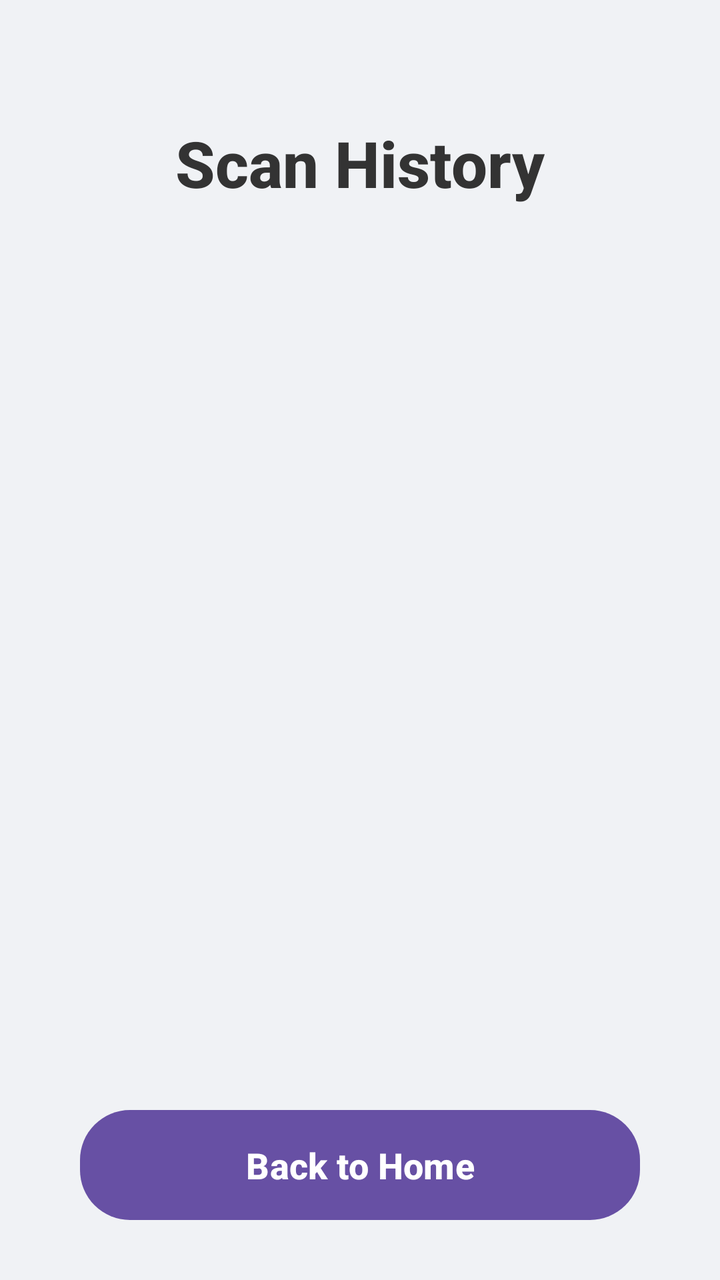
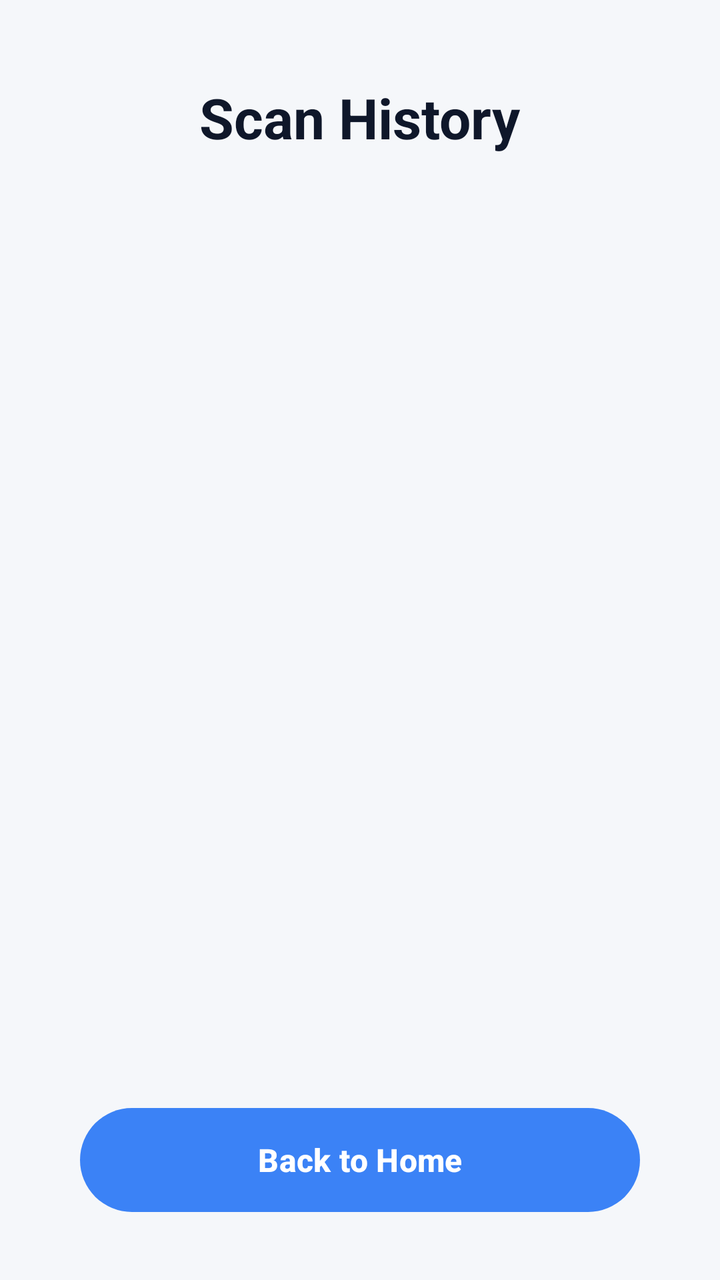

Screens rendered from an Android XML layout before and after an edit, with the pre-edit source and the edit as a unified diff.
<!-- AndroidManifest.xml: application theme Theme.NutriScan -->
<!-- res/layout/activity_history.xml -->
<?xml version="1.0" encoding="utf-8"?>
<RelativeLayout xmlns:android="http://schemas.android.com/apk/res/android"
    xmlns:app="http://schemas.android.com/apk/res-auto"
    xmlns:tools="http://schemas.android.com/tools"
    android:layout_width="match_parent"
    android:layout_height="match_parent"
    android:background="#F0F2F5"
    tools:context=".HistoryActivity">

    
    <TextView
        android:id="@+id/textViewHistoryTitle"
        android:layout_width="wrap_content"
        android:layout_height="wrap_content"
        android:layout_centerHorizontal="true"
        android:layout_marginTop="60dp"
        android:text="Scan History"
        android:textColor="#333333"
        android:textSize="32sp"
        android:textStyle="bold"
        android:fontFamily="sans-serif-medium"
        />

    
    <ListView
        android:id="@+id/listViewHistory"
        android:layout_width="match_parent"
        android:layout_height="match_parent"
        android:layout_below="@+id/textViewHistoryTitle"
        android:layout_above="@+id/buttonBackFromHistory"
        android:layout_marginStart="20dp"
        android:layout_marginEnd="20dp"
        android:layout_marginTop="30dp"
        android:divider="#E0E0E0"
        android:dividerHeight="1dp"
        android:paddingBottom="10dp"
        android:clipToPadding="false"
        />

    
    <Button
        android:id="@+id/buttonBackFromHistory"
        android:layout_width="match_parent"
        android:layout_height="55dp"
        android:layout_alignParentBottom="true"
        android:layout_marginStart="40dp"
        android:layout_marginEnd="40dp"
        android:layout_marginBottom="30dp"
        android:background="@drawable/rounded_button_background"
        android:text="Back to Home"
        android:textColor="#FFFFFF"
        android:textSize="18sp"
        android:textStyle="bold"
        android:foreground="?attr/selectableItemBackground"
        />

</RelativeLayout>
<!-- resources referenced by this layout -->
<resources>
  <!-- drawable rounded_button_background (drawable) -->
  <?xml version="1.0" encoding="utf-8"?>
  <shape xmlns:android="http://schemas.android.com/apk/res/android"
      android:shape="rectangle">
      <gradient
          android:startColor="#007BFF"
          android:endColor="#0056b3"
          android:angle="90" />
      <corners android:radius="25dp" />
  </shape>
  <style name="Theme.NutriScan" parent="Base.Theme.NutriScan" />
  <style name="Base.Theme.NutriScan" parent="Theme.Material3.DayNight.NoActionBar">
          
          
      </style>
</resources>

<!-- the commit's change to res/layout/activity_history.xml (unified diff, before → after) -->
@@ -1,57 +1,45 @@
 <?xml version="1.0" encoding="utf-8"?>
 <RelativeLayout xmlns:android="http://schemas.android.com/apk/res/android"
     xmlns:app="http://schemas.android.com/apk/res-auto"
-    xmlns:tools="http://schemas.android.com/tools"
     android:layout_width="match_parent"
     android:layout_height="match_parent"
-    android:background="#F0F2F5"
-    tools:context=".HistoryActivity">
+    android:background="#F5F7FA">
 
-    
     <TextView
         android:id="@+id/textViewHistoryTitle"
         android:layout_width="wrap_content"
         android:layout_height="wrap_content"
         android:layout_centerHorizontal="true"
-        android:layout_marginTop="60dp"
+        android:layout_marginTop="40dp"
         android:text="Scan History"
-        android:textColor="#333333"
-        android:textSize="32sp"
-        android:textStyle="bold"
-        android:fontFamily="sans-serif-medium"
-        />
+        android:textColor="@color/text_dark"
+        android:textSize="28sp"
+        android:textStyle="bold" />
 
-    
-    <ListView
-        android:id="@+id/listViewHistory"
+    <androidx.recyclerview.widget.RecyclerView
+        android:id="@+id/recyclerViewHistory"
         android:layout_width="match_parent"
         android:layout_height="match_parent"
         android:layout_below="@+id/textViewHistoryTitle"
         android:layout_above="@+id/buttonBackFromHistory"
         android:layout_marginStart="20dp"
         android:layout_marginEnd="20dp"
-        android:layout_marginTop="30dp"
-        android:divider="#E0E0E0"
-        android:dividerHeight="1dp"
-        android:paddingBottom="10dp"
+        android:layout_marginTop="20dp"
         android:clipToPadding="false"
-        />
+        android:paddingBottom="20dp" />
 
-    
-    <Button
+    <com.google.android.material.button.MaterialButton
         android:id="@+id/buttonBackFromHistory"
         android:layout_width="match_parent"
-        android:layout_height="55dp"
+        android:layout_height="60dp"
         android:layout_alignParentBottom="true"
         android:layout_marginStart="40dp"
         android:layout_marginEnd="40dp"
         android:layout_marginBottom="30dp"
-        android:background="@drawable/rounded_button_background"
         android:text="Back to Home"
-        android:textColor="#FFFFFF"
-        android:textSize="18sp"
+        android:textSize="16sp"
         android:textStyle="bold"
-        android:foreground="?attr/selectableItemBackground"
-        />
+        app:backgroundTint="@color/primary_blue"
+        app:cornerRadius="30dp" />
 
 </RelativeLayout>
<!-- resource entries referenced after the edit -->
@@ -1,15 +1,7 @@
 <!-- resources referenced by this layout -->
 <resources>
-  <!-- drawable rounded_button_background (drawable) -->
-  <?xml version="1.0" encoding="utf-8"?>
-  <shape xmlns:android="http://schemas.android.com/apk/res/android"
-      android:shape="rectangle">
-      <gradient
-          android:startColor="#007BFF"
-          android:endColor="#0056b3"
-          android:angle="90" />
-      <corners android:radius="25dp" />
-  </shape>
+  <color name="primary_blue">#3B82F6</color>
+  <color name="text_dark">#0F172A</color>
   <style name="Theme.NutriScan" parent="Base.Theme.NutriScan" />
   <style name="Base.Theme.NutriScan" parent="Theme.Material3.DayNight.NoActionBar">
           
